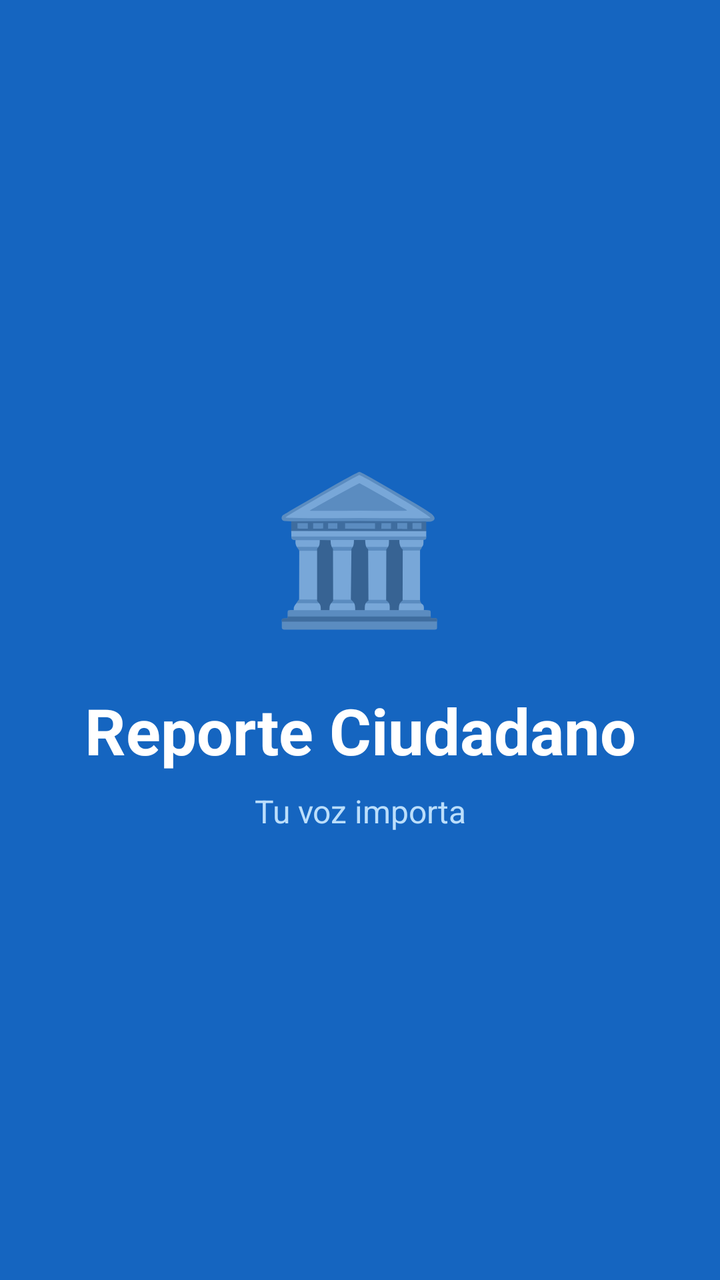
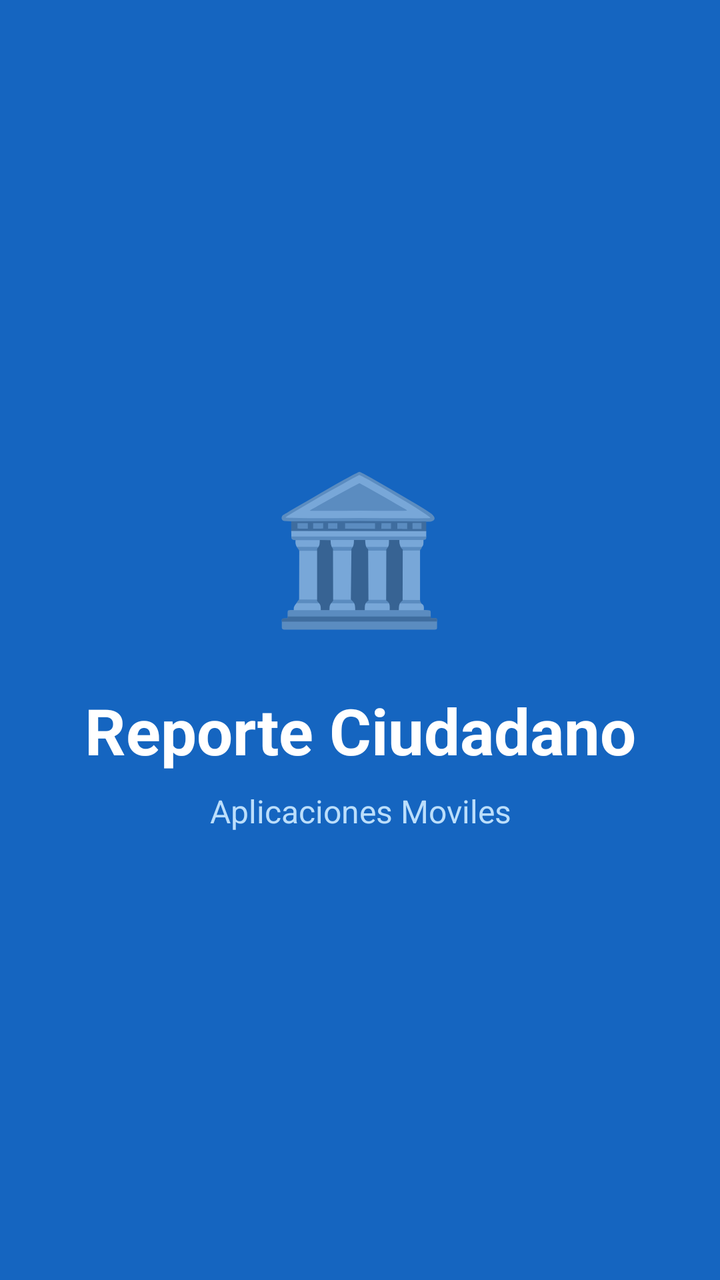

An Android layout rendered at two revisions. The XML below is the earlier revision; the diff shows what the commit changed to produce the second picture.
<!-- AndroidManifest.xml: activity theme Theme.ReporteCiudadano.NoActionBar -->
<!-- res/layout/activity_splash.xml -->
<?xml version="1.0" encoding="utf-8"?>
<LinearLayout xmlns:android="http://schemas.android.com/apk/res/android"
    android:layout_width="match_parent"
    android:layout_height="match_parent"
    android:background="#1565C0"
    android:gravity="center"
    android:orientation="vertical"
    android:padding="24dp">

    
    <TextView
        android:layout_width="wrap_content"
        android:layout_height="wrap_content"
        android:text="🏛️"
        android:textSize="72sp"
        android:layout_marginBottom="24dp"/>

    
    <TextView
        android:layout_width="wrap_content"
        android:layout_height="wrap_content"
        android:text="Reporte Ciudadano"
        android:textColor="#FFFFFF"
        android:textSize="32sp"
        android:textStyle="bold"
        android:gravity="center"
        android:layout_marginBottom="8dp"/>

    
    <TextView
        android:layout_width="wrap_content"
        android:layout_height="wrap_content"
        android:text="Tu voz importa"
        android:textColor="#BBDEFB"
        android:textSize="16sp"
        android:gravity="center"/>

</LinearLayout>
<!-- resources referenced by this layout -->
<resources>
  <style name="Theme.ReporteCiudadano.NoActionBar" parent="Theme.MaterialComponents.DayNight.NoActionBar">
          <item name="colorPrimary">@color/blue_700</item>
          <item name="colorPrimaryVariant">@color/blue_900</item>
          <item name="android:statusBarColor">@color/blue_700</item>
      </style>
  <color name="blue_700">#1565C0</color>
  <color name="blue_900">#0D47A1</color>
</resources>

<!-- the commit's change to res/layout/activity_splash.xml (unified diff, before → after) -->
@@ -30,7 +30,7 @@
     <TextView
         android:layout_width="wrap_content"
         android:layout_height="wrap_content"
-        android:text="Tu voz importa"
+        android:text="Aplicaciones Moviles"
         android:textColor="#BBDEFB"
         android:textSize="16sp"
         android:gravity="center"/>
